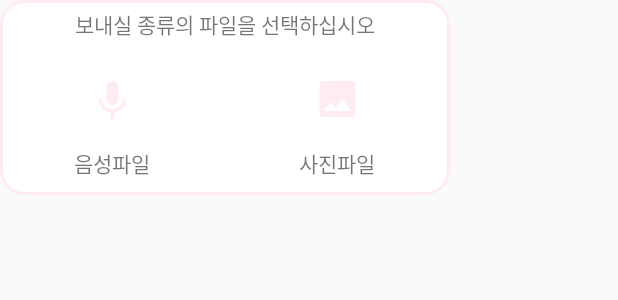
After one commit to Eggbee/Let-s-Firebase, an Android app: the layout main_dialog.xml on its own in the app's theme, with its tools: preview values and no code run, on a phone screen of 412 x 824 dp. The commit adds this screen. Shown: the top 300 px of the screen. Run offline under Robolectric (Android 15) with nearby library versions, the phone set to English and light mode, and no system bars.

Commit message:
seventh commit Storage를 활용한 파일 전송개발 진행 1단계 - Dialog를 띄워줘서 음성파일과 사진파일중에 선택하게 한 후 선택한 파일을 보내주는 기능 - 현재 Dialog를 구현완료 - 아직 기능은 구현되지 않았다.

```diff
--- /dev/null
+++ b/app/src/main/java/com/example/ty395/randomchatting/CustomDialog.java
@@ -0,0 +1,39 @@
+package com.example.ty395.randomchatting;
+
+import android.app.Dialog;
+import android.content.Context;
+import android.view.View;
+import android.view.Window;
+import android.webkit.WebView;
+import android.widget.LinearLayout;
+import android.widget.Toast;
+
+public class CustomDialog {
+    private Context context;
+
+    public CustomDialog(Context context) {
+        this.context = context;
+    }
+    void CallFuntion(){
+        final Dialog dialog=new Dialog(context);
+        dialog.requestWindowFeature(Window.FEATURE_NO_TITLE);
+        dialog.setContentView(R.layout.main_dialog);
+        dialog.show();
+        final LinearLayout voice=(LinearLayout)dialog.findViewById(R.id.voice);
+        final LinearLayout picture=(LinearLayout)dialog.findViewById(R.id.picture);
+        picture.setOnClickListener(new View.OnClickListener() {
+            @Override
+            public void onClick(View v) {
+                Toast.makeText(context,"아직 구현이 되지 않은 기능입니다",Toast.LENGTH_SHORT).show();
+            }
+        });
+        voice.setOnClickListener(new View.OnClickListener() {
+            @Override
+            public void onClick(View v) {
+                Toast.makeText(context,"아직 구현이 되지 않은 기능입니다",Toast.LENGTH_SHORT).show();
+            }
+        });
+    }
+
+
+}
--- a/app/src/main/java/com/example/ty395/randomchatting/MainActivity.java
+++ b/app/src/main/java/com/example/ty395/randomchatting/MainActivity.java
@@ -25,7 +25,7 @@ public class MainActivity extends AppCompatActivity {
     String USER_NAME;
     RecyclerView recyclerView;
     ImageButton send;
-    ImageButton image;
+    ImageButton dialog;
     EditText chat_message;
 
     FirebaseDatabase firebaseDatabase = FirebaseDatabase.getInstance();
@@ -52,7 +52,7 @@ public class MainActivity extends AppCompatActivity {
                 databaseReference = firebaseDatabase.getReference(room_key);
                 Log.d("main",room_key);
 
-                image=(ImageButton)findViewById(R.id.image);
+                dialog=(ImageButton)findViewById(R.id.image);
                 final ArrayList<ChatData> singModles = new ArrayList<>();
 
                 final RecycleAdapter adapter = new RecycleAdapter(MainActivity.this, R.layout.recycler_item, singModles);
@@ -73,6 +73,16 @@ public class MainActivity extends AppCompatActivity {
             }
         });
 
+        dialog.setOnClickListener(new View.OnClickListener() {
+            @Override
+            public void onClick(View v) {
+                CustomDialog customDialog = new CustomDialog(MainActivity.this);
+
+                // 커스텀 다이얼로그를 호출한다.
+                // 커스텀 다이얼로그의 결과를 출력할 TextView를 매개변수로 같이 넘겨준다.
+                customDialog.CallFuntion();
+            }
+        });
 
         databaseReference.addChildEventListener(new ChildEventListener() {
             @Override
--- /dev/null
+++ b/app/src/main/res/drawable/back_dialog.xml
@@ -0,0 +1,12 @@
+<?xml version="1.0" encoding="utf-8"?>
+<shape xmlns:android="http://schemas.android.com/apk/res/android"
+    android:shape="rectangle" android:padding = "10dp">
+    <solid android:color="#ffffff"></solid>
+    <corners
+        android:bottomLeftRadius="15dp"
+        android:bottomRightRadius="15dp"
+        android:topLeftRadius="15dp"
+        android:topRightRadius="15dp"></corners>
+    <stroke android:width="2dp"
+        android:color="#ffecf2"></stroke>
+</shape>
--- /dev/null
+++ b/app/src/main/res/drawable/ic_add_black_24dp.xml
@@ -0,0 +1,9 @@
+<vector xmlns:android="http://schemas.android.com/apk/res/android"
+        android:width="24dp"
+        android:height="24dp"
+        android:viewportWidth="24.0"
+        android:viewportHeight="24.0">
+    <path
+        android:fillColor="#ffecf2"
+        android:pathData="M19,13h-6v6h-2v-6H5v-2h6V5h2v6h6v2z"/>
+</vector>
--- /dev/null
+++ b/app/src/main/res/drawable/ic_keyboard_voice_black_24dp.xml
@@ -0,0 +1,9 @@
+<vector xmlns:android="http://schemas.android.com/apk/res/android"
+        android:width="24dp"
+        android:height="24dp"
+        android:viewportWidth="24.0"
+        android:viewportHeight="24.0">
+    <path
+        android:fillColor="#ffecf2"
+        android:pathData="M12,15c1.66,0 2.99,-1.34 2.99,-3L15,6c0,-1.66 -1.34,-3 -3,-3S9,4.34 9,6v6c0,1.66 1.34,3 3,3zM17.3,12c0,3 -2.54,5.1 -5.3,5.1S6.7,15 6.7,12L5,12c0,3.42 2.72,6.23 6,6.72L11,22h2v-3.28c3.28,-0.48 6,-3.3 6,-6.72h-1.7z"/>
+</vector>
--- a/app/src/main/res/layout/activity_main.xml
+++ b/app/src/main/res/layout/activity_main.xml
@@ -73,7 +73,7 @@
             android:layout_height="match_parent"
             android:layout_weight="0.2"
             android:background="@color/none"
-            android:src="@drawable/ic_image_black_24dp" />
+            android:src="@drawable/ic_add_black_24dp" />
         <ImageButton
             android:id="@+id/send"
             android:layout_width="0dp"
--- /dev/null
+++ b/app/src/main/res/layout/main_dialog.xml
@@ -0,0 +1,76 @@
+<?xml version="1.0" encoding="utf-8"?>
+<LinearLayout
+    xmlns:android="http://schemas.android.com/apk/res/android" android:layout_width="300dp"
+    android:layout_height="130dp"
+    android:weightSum="3"
+    android:background="@color/none">
+<LinearLayout
+    android:layout_width="0dp"
+    android:layout_height="match_parent"
+    android:layout_weight="3"
+    android:weightSum="2"
+    android:orientation="vertical"
+    android:background="@drawable/back_dialog">
+    <TextView
+        android:layout_width="match_parent"
+        android:layout_height="0dp"
+        android:layout_weight="0.5"
+        android:text="보내실 종류의 파일을 선택하십시오"
+        android:gravity="center"/>
+    <View
+        android:layout_width="match_parent"
+        android:layout_height="0dp"
+        android:layout_weight="0.2"></View>
+    <LinearLayout
+        android:layout_width="match_parent"
+        android:layout_height="0dp"
+        android:layout_weight="1.3"
+        android:weightSum="2"
+        android:orientation="horizontal">
+       <LinearLayout
+           android:id="@+id/voice"
+           android:layout_width="0dp"
+           android:layout_height="match_parent"
+           android:layout_weight="1"
+           android:orientation="vertical"
+           android:weightSum="2">
+           <ImageView
+               android:layout_width="match_parent"
+               android:layout_height="0dp"
+               android:layout_weight="1"
+               android:src="@drawable/ic_keyboard_voice_black_24dp"
+               android:padding="5dp" />
+           <TextView
+               android:layout_width="match_parent"
+               android:layout_height="0dp"
+               android:layout_weight="1"
+               android:text="음성파일"
+               android:gravity="center"/>
+       </LinearLayout>
+        <LinearLayout
+            android:id="@+id/picture"
+            android:layout_width="0dp"
+            android:layout_height="match_parent"
+            android:layout_weight="1"
+            android:orientation="vertical"
+            android:weightSum="2">
+            <ImageView
+                android:layout_width="match_parent"
+                android:layout_height="0dp"
+                android:layout_weight="1"
+                android:src="@drawable/ic_image_black_24dp"
+                android:padding="5dp" />
+            <TextView
+                android:layout_width="match_parent"
+                android:layout_height="0dp"
+                android:layout_weight="1"
+                android:text="사진파일"
+                android:gravity="center"/>
+        </LinearLayout>
+    </LinearLayout>
+</LinearLayout>
+    <View
+        android:layout_width="0dp"
+        android:layout_height="match_parent"
+        android:layout_weight="0.25"/>
+</LinearLayout>
```
Also changed, not shown: app/src/main/res/drawable/ic_mic.png (added), app/src/main/res/drawable/ic_picture.png (added).
